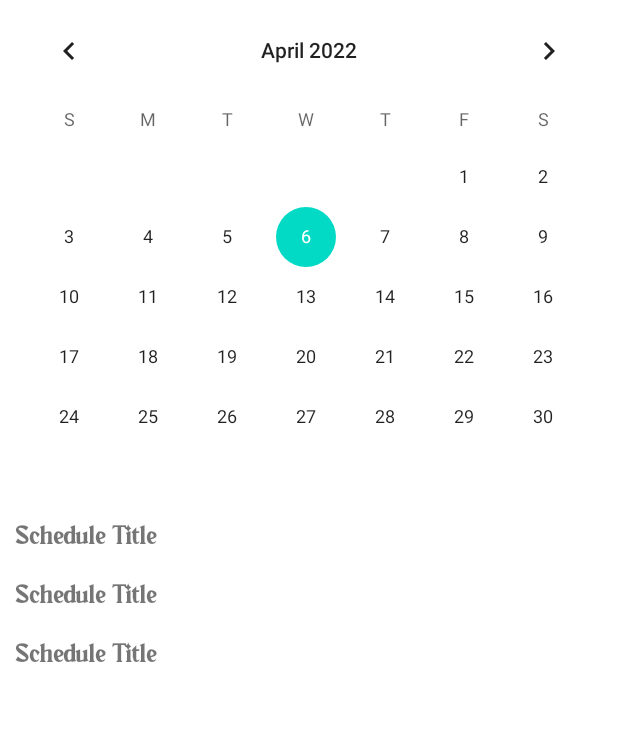
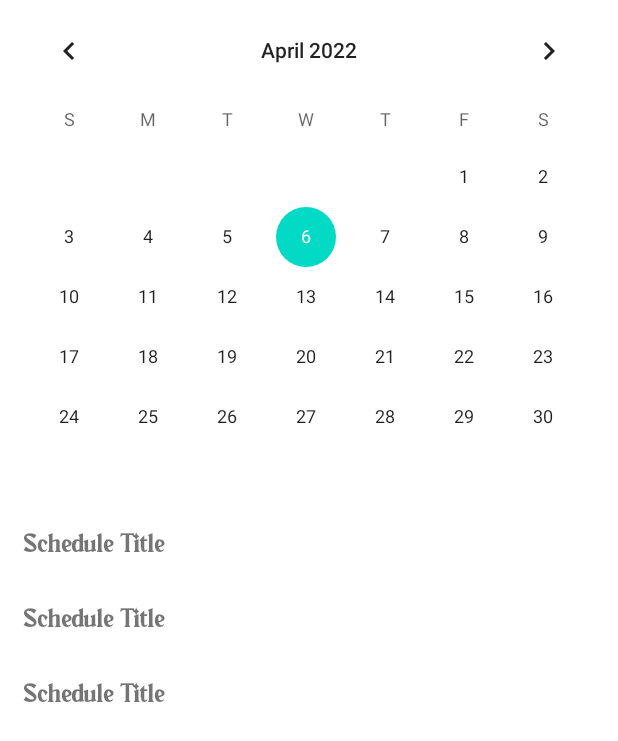
Before and after one commit to Jeddi212/Grimoire, an Android app: the layout fragment_schedule.xml on its own in the app's theme, with its tools: preview values and no code run, on a phone screen of 412 x 824 dp. Shown: the top 741 px of the screen. Run offline under Robolectric (Android 15) with nearby library versions, the phone set to English and light mode, and no system bars.

Commit message:
Landscape Schedule Fragment 📅

```diff
--- /dev/null
+++ b/app/src/main/res/layout-land/fragment_schedule.xml
@@ -0,0 +1,19 @@
+<?xml version="1.0" encoding="utf-8"?>
+<LinearLayout xmlns:android="http://schemas.android.com/apk/res/android"
+    xmlns:tools="http://schemas.android.com/tools"
+    android:layout_width="match_parent"
+    android:layout_height="match_parent"
+    android:orientation="horizontal"
+    tools:context=".ui.schedule.ScheduleFragment">
+
+    <CalendarView
+        android:layout_width="wrap_content"
+        android:layout_height="match_parent"/>
+
+    <androidx.recyclerview.widget.RecyclerView
+        android:id="@+id/rv_schedule"
+        android:layout_width="match_parent"
+        android:layout_height="285dp"
+        tools:listitem="@layout/item_schedule" />
+
+</LinearLayout>
--- a/app/src/main/res/layout/item_schedule.xml
+++ b/app/src/main/res/layout/item_schedule.xml
@@ -10,6 +10,7 @@
         android:id="@+id/tv_schedule_title"
         android:layout_width="match_parent"
         android:layout_height="wrap_content"
+        android:layout_margin="5dp"
         android:padding="10dp"
         android:fontFamily="@font/vergian"
         android:textSize="18sp"
```
